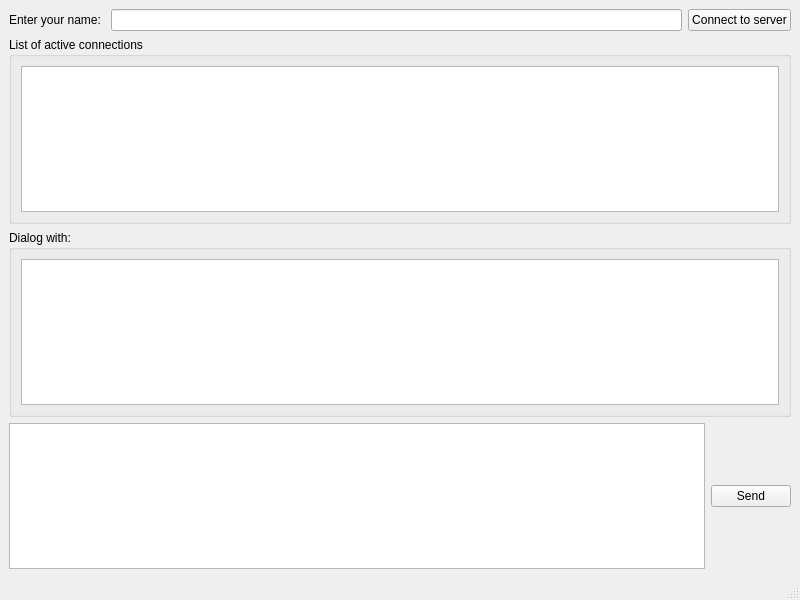
Old version of the form Client/clientwindow.ui in the repository IlyaShirokov/Messenger.
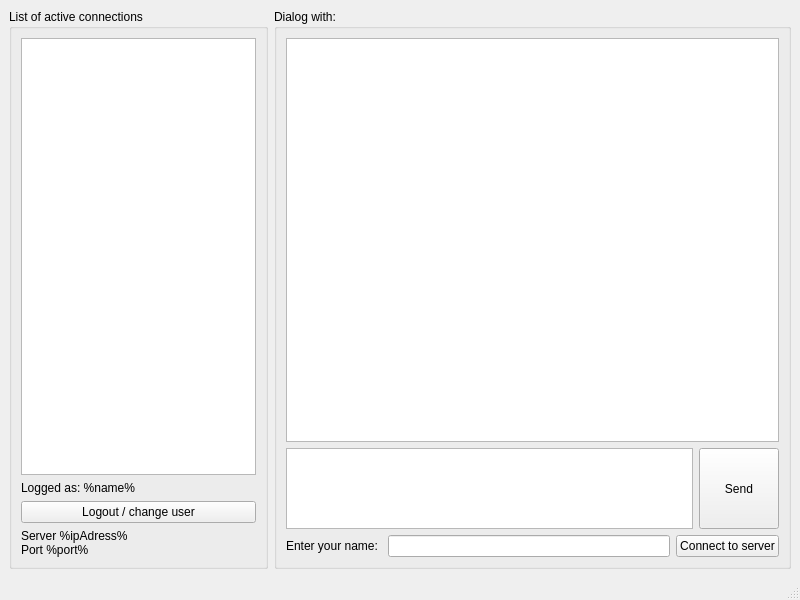
New version of the form.

The edit to the form file:
```diff
--- a/Client/clientwindow.ui
+++ b/Client/clientwindow.ui
@@ -14,66 +14,94 @@
    <string>ClientWindow</string>
   </property>
   <widget class="QWidget" name="centralwidget">
-   <layout class="QVBoxLayout" name="verticalLayout_3">
+   <layout class="QHBoxLayout" name="horizontalLayout_3" stretch="1,2">
     <item>
-     <layout class="QHBoxLayout" name="horizontalLayout">
-      <item>
-       <widget class="QLabel" name="label">
-        <property name="text">
-         <string>Enter your name: </string>
-        </property>
-       </widget>
-      </item>
-      <item>
-       <widget class="QLineEdit" name="lineEdit_Name"/>
-      </item>
-      <item>
-       <widget class="QPushButton" name="button_connectToServer">
-        <property name="text">
-         <string>Connect to server</string>
-        </property>
-       </widget>
-      </item>
-     </layout>
-    </item>
-    <item>
-     <widget class="QGroupBox" name="groupBox">
+     <widget class="QGroupBox" name="groupBox_activeClients">
       <property name="title">
        <string>List of active connections</string>
       </property>
       <layout class="QVBoxLayout" name="verticalLayout">
        <item>
-        <widget class="QListWidget" name="listWidget"/>
+        <widget class="QListWidget" name="listWidget_activeClients"/>
+       </item>
+       <item>
+        <widget class="QLabel" name="label_2">
+         <property name="text">
+          <string>Logged as: %name%</string>
+         </property>
+        </widget>
+       </item>
+       <item>
+        <widget class="QPushButton" name="pushButton">
+         <property name="text">
+          <string>Logout / change user</string>
+         </property>
+        </widget>
+       </item>
+       <item>
+        <widget class="QLabel" name="label_3">
+         <property name="text">
+          <string>Server %ipAdress% 
+Port %port%</string>
+         </property>
+        </widget>
        </item>
       </layout>
      </widget>
     </item>
     <item>
-     <widget class="QGroupBox" name="groupBox_2">
+     <widget class="QGroupBox" name="groupBox_dialog">
       <property name="title">
        <string>Dialog with: </string>
       </property>
-      <layout class="QVBoxLayout" name="verticalLayout_2">
+      <layout class="QVBoxLayout" name="verticalLayout_2" stretch="5,1,0">
        <item>
-        <widget class="QTextBrowser" name="textBrowser"/>
+        <widget class="QTextBrowser" name="textBrowser_dialog"/>
+       </item>
+       <item>
+        <layout class="QHBoxLayout" name="horizontalLayout_2">
+         <item>
+          <widget class="QTextEdit" name="textEdit_message"/>
+         </item>
+         <item>
+          <widget class="QPushButton" name="button_sendMessage">
+           <property name="sizePolicy">
+            <sizepolicy hsizetype="Minimum" vsizetype="Minimum">
+             <horstretch>0</horstretch>
+             <verstretch>0</verstretch>
+            </sizepolicy>
+           </property>
+           <property name="text">
+            <string>Send</string>
+           </property>
+          </widget>
+         </item>
+        </layout>
+       </item>
+       <item>
+        <layout class="QHBoxLayout" name="horizontalLayout">
+         <item>
+          <widget class="QLabel" name="label">
+           <property name="text">
+            <string>Enter your name: </string>
+           </property>
+          </widget>
+         </item>
+         <item>
+          <widget class="QLineEdit" name="lineEdit_Name"/>
+         </item>
+         <item>
+          <widget class="QPushButton" name="button_connectToServer">
+           <property name="text">
+            <string>Connect to server</string>
+           </property>
+          </widget>
+         </item>
+        </layout>
        </item>
       </layout>
      </widget>
     </item>
-    <item>
-     <layout class="QHBoxLayout" name="horizontalLayout_2">
-      <item>
-       <widget class="QTextEdit" name="textEdit"/>
-      </item>
-      <item>
-       <widget class="QPushButton" name="button_sendMessage">
-        <property name="text">
-         <string>Send</string>
-        </property>
-       </widget>
-      </item>
-     </layout>
-    </item>
    </layout>
   </widget>
   <widget class="QMenuBar" name="menubar">
```
